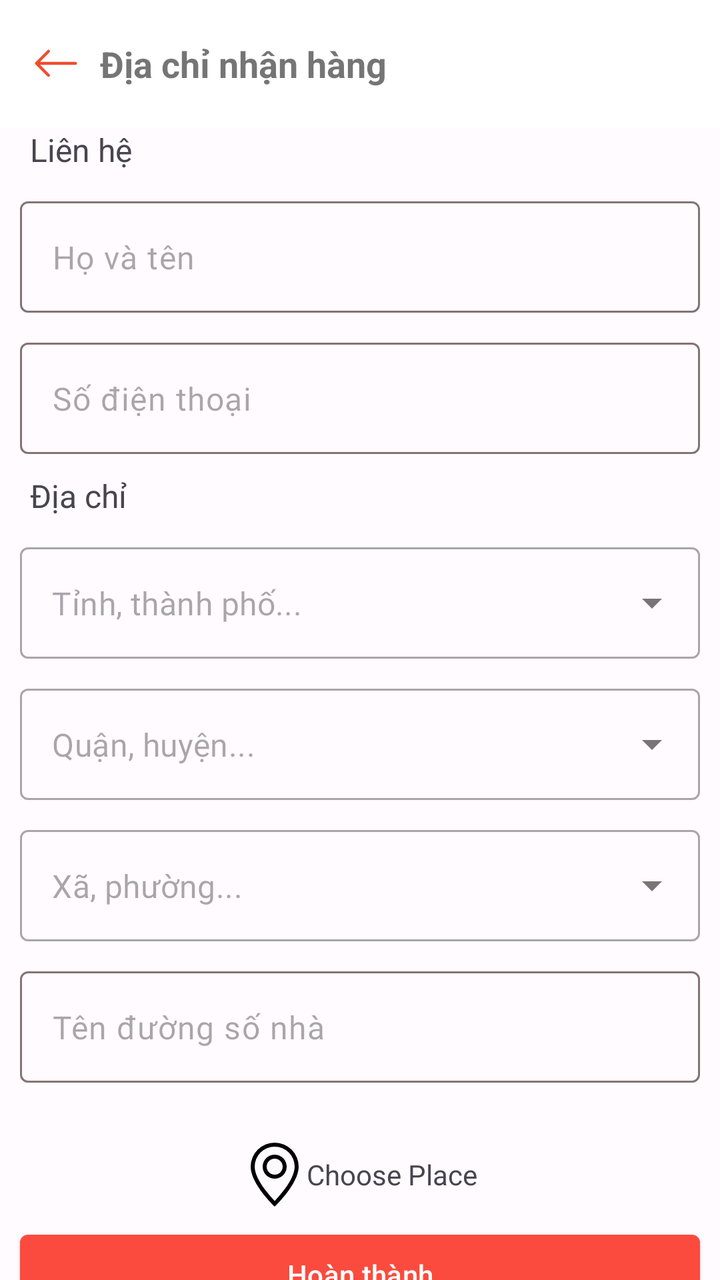
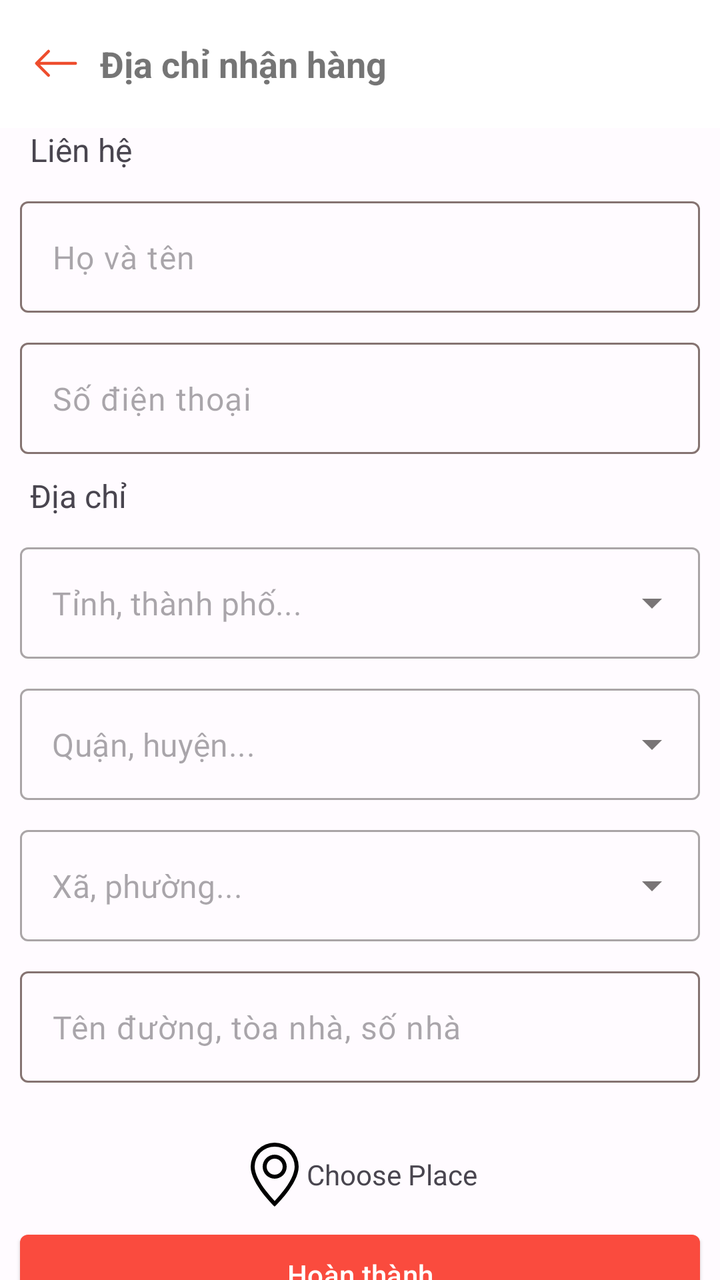

The first picture is an Android layout as it rendered before a commit; the second is the same layout after the commit. The layout source and the unified diff follow.
<!-- AndroidManifest.xml: application theme Theme.Gas24h_7App -->
<!-- res/layout/activity_shipping_address.xml -->
<?xml version="1.0" encoding="utf-8"?>
<androidx.constraintlayout.widget.ConstraintLayout xmlns:android="http://schemas.android.com/apk/res/android"
    xmlns:app="http://schemas.android.com/apk/res-auto"
    xmlns:tools="http://schemas.android.com/tools"
    android:layout_width="match_parent"
    android:layout_height="match_parent"
    tools:context=".ui.shipping_address.ShippingAddressActivity">

    <com.google.android.material.appbar.AppBarLayout
        android:id="@+id/app_bar_layout"
        android:layout_width="match_parent"
        android:layout_height="wrap_content"
        android:background="@color/white"
        android:theme="@style/ThemeOverlay.AppCompat.Light"
        app:layout_constraintEnd_toEndOf="parent"
        app:layout_constraintStart_toStartOf="parent"
        app:layout_constraintTop_toTopOf="parent">

        <androidx.appcompat.widget.Toolbar
            android:layout_width="match_parent"
            android:layout_height="?attr/actionBarSize"
            app:layout_scrollFlags="scroll|enterAlways">

            <RelativeLayout
                android:layout_width="match_parent"
                android:layout_height="wrap_content">

                <ImageButton
                    android:id="@+id/backButton"
                    android:layout_width="wrap_content"
                    android:layout_height="wrap_content"
                    android:layout_alignParentStart="true"
                    android:layout_centerVertical="true"
                    android:background="?attr/selectableItemBackgroundBorderless"
                    android:src="@drawable/ic_back"
                    app:tint="@color/md_theme_light_primary" />

                <TextView
                    android:layout_width="wrap_content"
                    android:layout_height="wrap_content"
                    android:layout_centerVertical="true"
                    android:layout_marginStart="10dp"
                    android:layout_toRightOf="@+id/backButton"
                    android:text="Địa chỉ nhận hàng"
                    android:textSize="18sp"
                    android:textStyle="bold" />

            </RelativeLayout>

        </androidx.appcompat.widget.Toolbar>

    </com.google.android.material.appbar.AppBarLayout>

    <LinearLayout
        android:id="@+id/linear_contract"
        android:layout_width="match_parent"
        android:layout_height="wrap_content"
        android:layout_marginHorizontal="10dp"
        android:orientation="vertical"
        app:layout_constraintEnd_toEndOf="parent"
        app:layout_constraintStart_toStartOf="parent"
        app:layout_constraintTop_toBottomOf="@+id/app_bar_layout">

        <TextView
            android:layout_width="wrap_content"
            android:layout_height="wrap_content"
            android:layout_marginStart="5dp"
            android:text="Liên hệ"
            android:textSize="16sp"
            />

        <com.google.android.material.textfield.TextInputLayout
            android:id="@+id/tilFullName"
            android:layout_width="match_parent"
            android:layout_height="wrap_content"
            android:layout_marginTop="15dp"
            app:hintEnabled="false">

            <com.google.android.material.textfield.TextInputEditText
                android:id="@+id/ed_reg_fullName"
                android:layout_width="match_parent"
                android:layout_height="wrap_content"
                android:fontFamily="@font/nunito_sans_light"
                android:hint="Họ và tên" />
        </com.google.android.material.textfield.TextInputLayout>

        <com.google.android.material.textfield.TextInputLayout
            android:id="@+id/tilPhone"
            android:layout_width="match_parent"
            android:layout_height="wrap_content"
            android:layout_marginTop="15dp"
            app:hintEnabled="false">

            <com.google.android.material.textfield.TextInputEditText
                android:id="@+id/ed_shipping_address_phone"
                android:layout_width="match_parent"
                android:layout_height="wrap_content"
                android:fontFamily="@font/nunito_sans_light"
                android:hint="Số điện thoại" />
        </com.google.android.material.textfield.TextInputLayout>

    </LinearLayout>

    <LinearLayout
        android:id="@+id/linear_address"
        android:layout_width="match_parent"
        android:layout_height="wrap_content"
        android:layout_marginHorizontal="10dp"
        android:layout_marginTop="10dp"
        android:orientation="vertical"
        app:layout_constraintEnd_toEndOf="parent"
        app:layout_constraintStart_toStartOf="parent"
        app:layout_constraintTop_toBottomOf="@+id/linear_contract">

        <TextView
            android:layout_width="wrap_content"
            android:layout_height="wrap_content"
            android:layout_marginStart="5dp"
            android:text="Địa chỉ"
            android:textSize="16sp"
            />

        <com.google.android.material.textfield.TextInputLayout
            android:id="@+id/tilProvince"
            style="@style/Widget.MaterialComponents.TextInputLayout.OutlinedBox.ExposedDropdownMenu"
            android:layout_width="match_parent"
            android:layout_height="wrap_content"
            android:layout_marginTop="15dp"
            app:hintEnabled="false">

            <AutoCompleteTextView
                android:id="@+id/provinceAutoComplete"
                android:layout_width="match_parent"
                android:layout_height="wrap_content"
                android:fontFamily="@font/nunito_sans_light"
                android:hint="Tỉnh, thành phố..."
                android:inputType="none" />
        </com.google.android.material.textfield.TextInputLayout>

        <com.google.android.material.textfield.TextInputLayout
            android:id="@+id/tilDistrict"
            style="@style/Widget.MaterialComponents.TextInputLayout.OutlinedBox.ExposedDropdownMenu"
            android:layout_width="match_parent"
            android:layout_height="wrap_content"
            android:layout_marginTop="15dp"
            app:hintEnabled="false">

            <AutoCompleteTextView
                android:id="@+id/districtAutoComplete"
                android:layout_width="match_parent"
                android:layout_height="wrap_content"
                android:fontFamily="@font/nunito_sans_light"
                android:hint="Quận, huyện..."
                android:inputType="none" />
        </com.google.android.material.textfield.TextInputLayout>

        <com.google.android.material.textfield.TextInputLayout
            android:id="@+id/tilWard"
            style="@style/Widget.MaterialComponents.TextInputLayout.OutlinedBox.ExposedDropdownMenu"
            android:layout_width="match_parent"
            android:layout_height="wrap_content"
            android:layout_marginTop="15dp"
            app:hintEnabled="false">

            <AutoCompleteTextView
                android:id="@+id/wardAutoComplete"
                android:layout_width="match_parent"
                android:layout_height="wrap_content"
                android:fontFamily="@font/nunito_sans_light"
                android:hint="Xã, phường..."
                android:inputType="none" />
        </com.google.android.material.textfield.TextInputLayout>

        <com.google.android.material.textfield.TextInputLayout
            android:id="@+id/tilHouseNumber"
            android:layout_width="match_parent"
            android:layout_height="wrap_content"
            android:layout_marginTop="15dp"
            app:hintEnabled="false">

            <com.google.android.material.textfield.TextInputEditText
                android:id="@+id/ed_shipping_address_house_number"
                android:layout_width="match_parent"
                android:layout_height="wrap_content"
                android:fontFamily="@font/nunito_sans_light"
                android:hint="Tên đường số nhà" />
        </com.google.android.material.textfield.TextInputLayout>

    </LinearLayout>


    <LinearLayout
        android:id="@+id/linear_choose_place"
        android:layout_width="match_parent"
        android:layout_height="wrap_content"
        android:layout_marginHorizontal="10dp"
        android:layout_marginTop="10dp"
        android:orientation="vertical"
        app:layout_constraintEnd_toEndOf="parent"
        app:layout_constraintStart_toStartOf="parent"
        app:layout_constraintTop_toBottomOf="@+id/linear_address">

        <LinearLayout
            android:id="@+id/linearLayout_place"
            android:layout_width="wrap_content"
            android:layout_height="wrap_content"
            android:layout_marginTop="20dp"
            android:layout_gravity="center"
            android:orientation="horizontal">

            <ImageView
                android:id="@+id/geo"
                android:layout_width="32dp"
                android:layout_height="32dp"
                android:src="@drawable/ic_geo" />

            <TextView
                android:layout_width="wrap_content"
                android:layout_height="wrap_content"
                android:layout_gravity="center"
                android:text="Choose Place" />
        </LinearLayout>

        <TextView
            android:id="@+id/addressTextView"
            android:layout_width="match_parent"
            android:layout_height="wrap_content"
            android:layout_below="@id/linearLayout_place"
            android:layout_marginTop="10dp"
            android:fontFamily="@font/mulish_light"
            android:text="857 Đ. Trường Chinh, Tây Thạnh, Tân Phú, Hồ Chí Minh 100000, Vietnam"
            android:textSize="18sp"
            android:visibility="gone" />
    </LinearLayout>

    <com.google.android.material.button.MaterialButton
        android:id="@+id/btn_confirm"
        android:layout_width="match_parent"
        android:layout_height="wrap_content"
        android:layout_marginHorizontal="10dp"
        android:layout_marginTop="10dp"
        android:text="Hoàn thành"
        app:backgroundTint="#FA4B3E"
        app:cornerRadius="4dp"
        android:textColor="#FFFFFF"
        style="@style/Widget.Material3.Button.ElevatedButton"
        app:layout_constraintEnd_toEndOf="parent"
        app:layout_constraintStart_toStartOf="parent"
        app:layout_constraintTop_toBottomOf="@+id/linear_choose_place"
        />
</androidx.constraintlayout.widget.ConstraintLayout>
<!-- resources referenced by this layout -->
<resources>
  <color name="md_theme_light_primary">#EE4D2D</color>
  <color name="white">#FFFFFFFF</color>
  <!-- drawable ic_back (drawable) -->
  <vector xmlns:android="http://schemas.android.com/apk/res/android"
      android:width="24dp"
      android:height="24dp"
      android:viewportWidth="16"
      android:viewportHeight="16">
    <path
        android:pathData="M15,8a0.5,0.5 0,0 0,-0.5 -0.5H2.707l3.147,-3.146a0.5,0.5 0,1 0,-0.708 -0.708l-4,4a0.5,0.5 0,0 0,0 0.708l4,4a0.5,0.5 0,0 0,0.708 -0.708L2.707,8.5H14.5A0.5,0.5 0,0 0,15 8"
        android:fillColor="@color/white"
        android:fillType="evenOdd"/>
  </vector>
  <!-- drawable ic_geo (drawable) -->
  <vector xmlns:android="http://schemas.android.com/apk/res/android"
      android:width="16dp"
      android:height="16dp"
      android:viewportWidth="16"
      android:viewportHeight="16">
    <path
        android:pathData="M12.166,8.94c-0.524,1.062 -1.234,2.12 -1.96,3.07A32,32 0,0 1,8 14.58a32,32 0,0 1,-2.206 -2.57c-0.726,-0.95 -1.436,-2.008 -1.96,-3.07C3.304,7.867 3,6.862 3,6a5,5 0,0 1,10 0c0,0.862 -0.305,1.867 -0.834,2.94M8,16s6,-5.686 6,-10A6,6 0,0 0,2 6c0,4.314 6,10 6,10"
        android:fillColor="@color/black"/>
    <path
        android:pathData="M8,8a2,2 0,1 1,0 -4,2 2,0 0,1 0,4m0,1a3,3 0,1 0,0 -6,3 3,0 0,0 0,6"
        android:fillColor="@color/black"/>
  </vector>
  <style name="Theme.Gas24h_7App" parent="Base.Theme.Gas24h_7App" />
  <color name="black">#FF000000</color>
  <color name="md_theme_light_onPrimary">#FFFFFF</color>
  <color name="md_theme_light_primaryContainer">#F9DEDC</color>
  <color name="md_theme_light_onPrimaryContainer">#410E0B</color>
  <color name="md_theme_light_secondary">#775652</color>
  <color name="md_theme_light_onSecondary">#FFFFFF</color>
  <color name="md_theme_light_secondaryContainer">#FFDAD7</color>
  <color name="md_theme_light_onSecondaryContainer">#2C1512</color>
  <color name="md_theme_light_tertiary">#705D00</color>
  <color name="md_theme_light_onTertiary">#FFFFFF</color>
  <color name="md_theme_light_tertiaryContainer">#FFE08D</color>
  <color name="md_theme_light_onTertiaryContainer">#221B00</color>
  <color name="md_theme_light_error">#B3261E</color>
  <color name="md_theme_light_errorContainer">#F9DEDC</color>
  <color name="md_theme_light_onError">#FFFFFF</color>
  <color name="md_theme_light_onErrorContainer">#410E0B</color>
  <color name="md_theme_light_background">#FFFBFF</color>
  <color name="md_theme_light_onBackground">#201A1A</color>
  <color name="md_theme_light_surface">#FFFBFF</color>
  <color name="md_theme_light_onSurface">#201A1A</color>
  <color name="md_theme_light_surfaceVariant">#F5DDDB</color>
  <color name="md_theme_light_onSurfaceVariant">#534341</color>
  <color name="md_theme_light_outline">#857371</color>
  <color name="md_theme_light_inverseOnSurface">#FBEEEC</color>
  <color name="md_theme_light_inverseSurface">#362F2E</color>
  <color name="md_theme_light_surfaceTint">#B3261E</color>
  <color name="md_theme_light_inversePrimary">#FFB4AB</color>
  <!-- unchanged entries left out for length: 1 -->
</resources>

<!-- the commit's change to res/layout/activity_shipping_address.xml (unified diff, before → after) -->
@@ -183,7 +183,7 @@
                 android:layout_width="match_parent"
                 android:layout_height="wrap_content"
                 android:fontFamily="@font/nunito_sans_light"
-                android:hint="Tên đường số nhà" />
+                android:hint="Tên đường, tòa nhà, số nhà" />
         </com.google.android.material.textfield.TextInputLayout>
 
     </LinearLayout>
